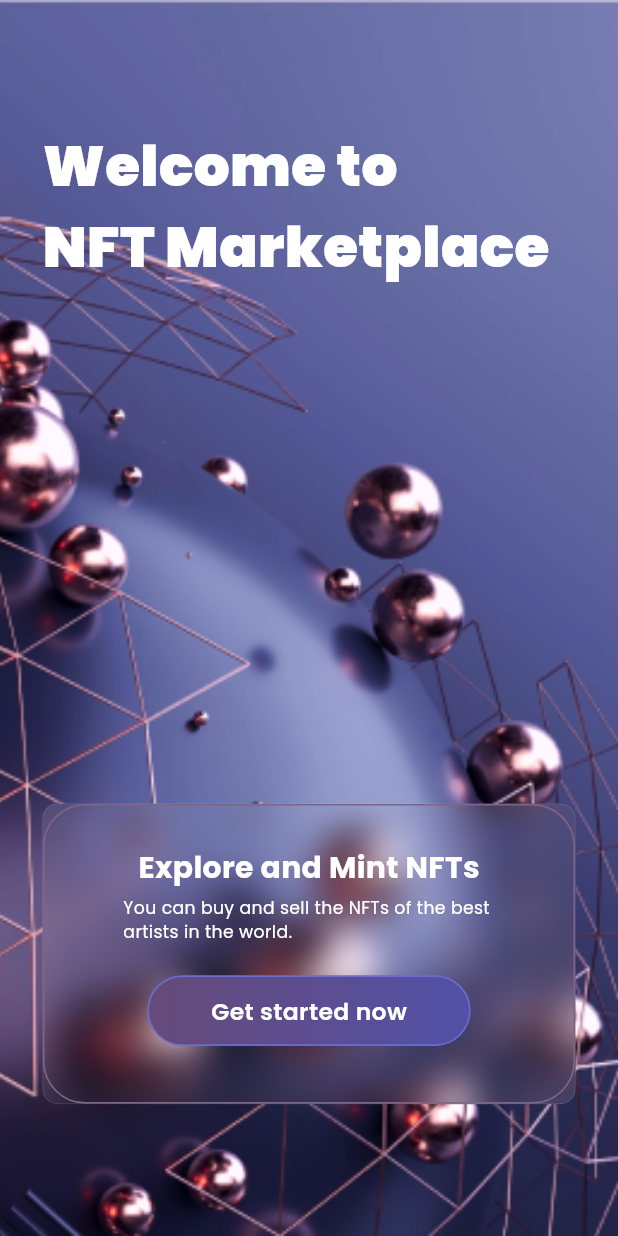
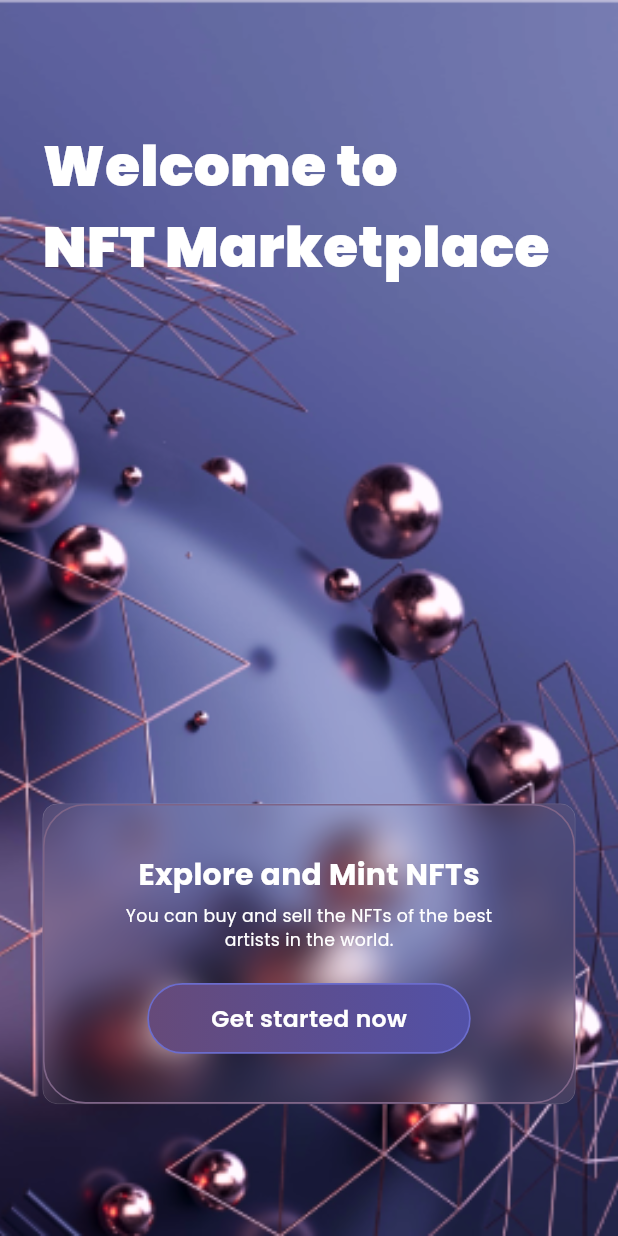
Before and after one commit to mrswapon/NFT_App_UI, a Flutter app: the screen it shows after launch, on a phone screen of 412 x 824 dp. Run offline on Flutter 3.47's test engine with Material 3 defaults, Android fonts, the phone set to English and light mode, and no system bars; drawn by our look-alikes of glassmorphism_ui; our stand-ins replace flutter_screenutil, get, google_fonts.

Commit message:
WelcomeScreen Completed

```diff
--- a/lib/utils/app_constants.dart
+++ b/lib/utils/app_constants.dart
@@ -2,7 +2,8 @@ class AppConstants {
   //========================> Welcome Screen <==========================
   static const String welcomeNFT = "Welcome to \nNFT Marketplace";
   static const String explore = "Explore and Mint NFTs";
-  static const String youCan = "You can buy and sell the NFTs of the best \nartists in the world.";
+  static const String youCan = "You can buy and sell the NFTs of the best";
+  static const String artists = "artists in the world.";
   static const String getStarted = "Get started now";
 
 }
--- a/lib/views/screens/welcome_screen.dart
+++ b/lib/views/screens/welcome_screen.dart
@@ -1,5 +1,3 @@
-import 'package:flutter/animation.dart';
-import 'package:flutter/cupertino.dart';
 import 'package:flutter/material.dart';
 import 'package:flutter/widgets.dart';
 import 'package:flutter_screenutil/flutter_screenutil.dart';
@@ -40,14 +38,13 @@ class WelcomeScreen extends StatelessWidget {
                 width: double.infinity,
                 height: 191.h,
                 decoration: BoxDecoration(
-                  border: Border.all(color: const Color(0xFF7e6487), width: 1.w),
+                  border:
+                      Border.all(color: const Color(0xFF7e6487), width: 1.w),
                   color: Colors.transparent,
                   borderRadius: BorderRadius.circular(27.r),
                 ),
-                child: Padding(
-                  padding: const EdgeInsets.all(27.0),
                 child: Column(
-                    mainAxisAlignment: MainAxisAlignment.start,
+                  mainAxisAlignment: MainAxisAlignment.center,
                   crossAxisAlignment: CrossAxisAlignment.center,
                   children: [
                     CustomText(
@@ -61,7 +58,12 @@ class WelcomeScreen extends StatelessWidget {
                       text: AppConstants.youCan,
                       fontWeight: FontWeight.w400,
                       fontsize: 11.h,
-                        maxline: 2,
+                      color: Colors.white,
+                    ),
+                    CustomText(
+                      text: AppConstants.artists,
+                      fontWeight: FontWeight.w400,
+                      fontsize: 11.h,
                       color: Colors.white,
                     ),
                     SizedBox(height: 20.h),
@@ -73,7 +75,8 @@ class WelcomeScreen extends StatelessWidget {
                         width: 198.w,
                         height: 45.h,
                         decoration: BoxDecoration(
-                            border: Border.all(color: const Color(0xFF6b6ccd), width: 1.w),
+                          border: Border.all(
+                              color: const Color(0xFF6b6ccd), width: 1.w),
                           gradient: const LinearGradient(
                             begin: Alignment.topLeft,
                             end: Alignment.topRight,
@@ -96,7 +99,6 @@ class WelcomeScreen extends StatelessWidget {
                 ),
               ),
             ),
-            ),
             SizedBox(height: 84.h),
           ],
         ),
```
Lines whose indentation alone changed are shown as unchanged.
